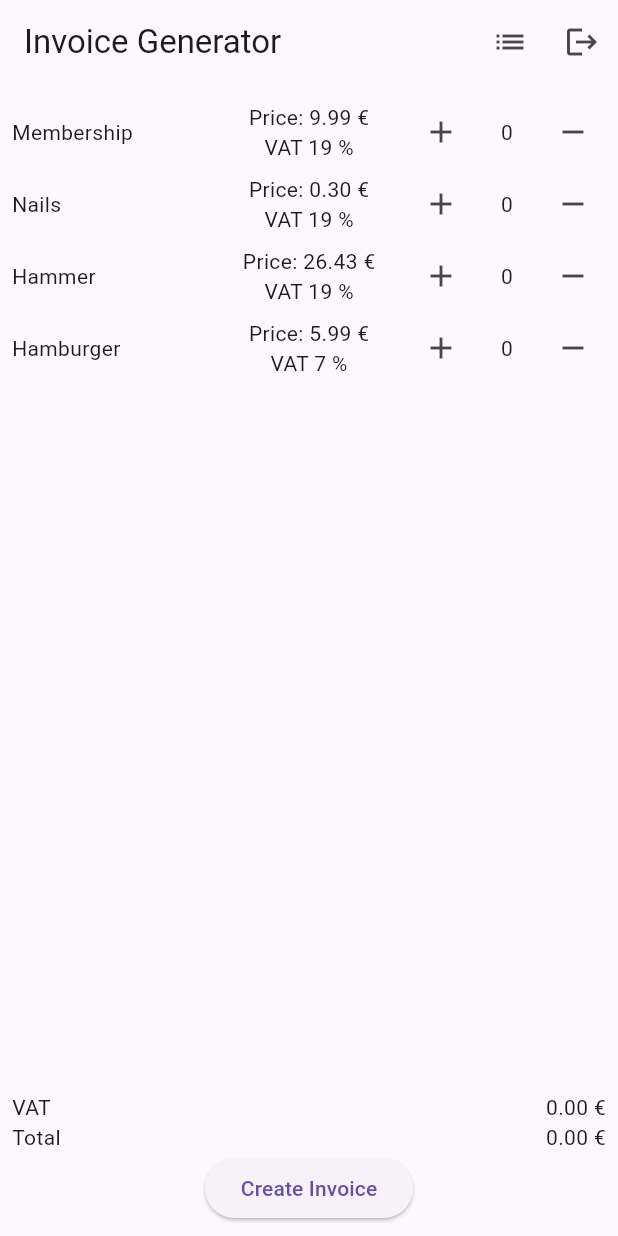
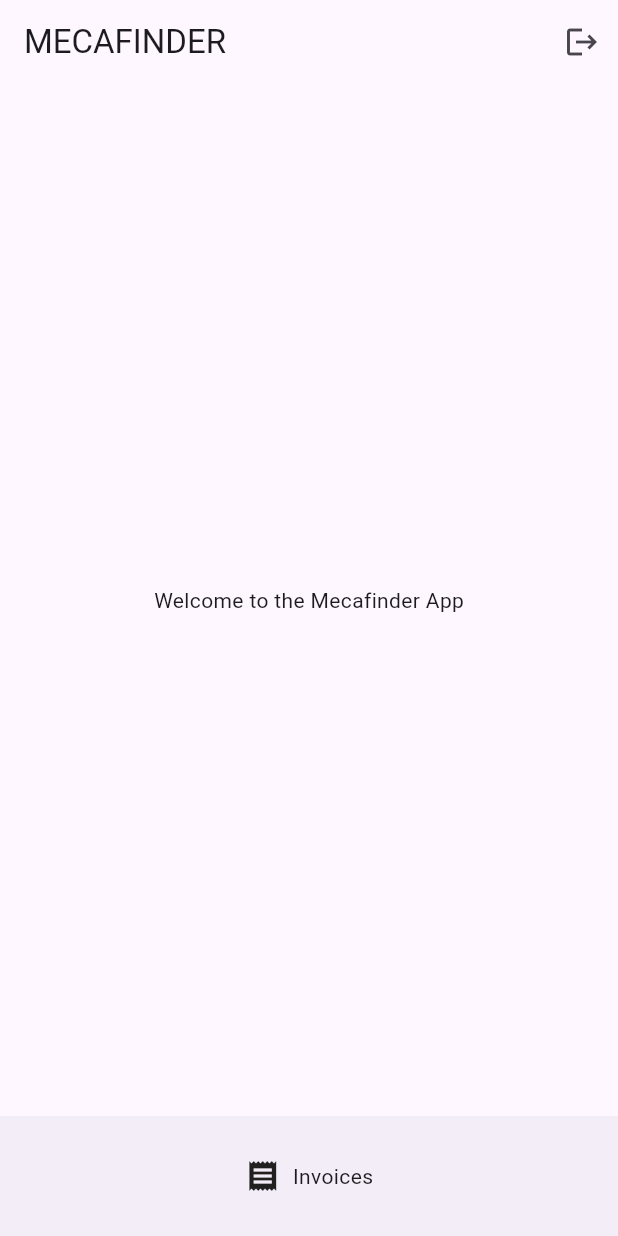
Before and after one commit to SjEDDA95/pdf_in_flutter_andmore, a Flutter app: the HomePage screen opened directly, on a phone screen of 412 x 824 dp. Run offline on Flutter 3.47's test engine with Material 3 defaults, Android fonts, the phone set to English and light mode, and no system bars; our stand-ins replace pdf, shared_preferences; missing offline and left inert: open_document; accounts and stored records are empty.

```diff
--- a/lib/home_page.dart
+++ b/lib/home_page.dart
@@ -1,61 +1,36 @@
 import 'package:flutter/material.dart';
-import 'package:pdf_gen/login_page.dart';
-import 'package:pdf_gen/users_page.dart';
 import 'package:shared_preferences/shared_preferences.dart';
 
-import 'invoice_service.dart';
-import 'model/product.dart';
+import 'invoice_page.dart';
+import 'login_page.dart';
 
-/*
-class MyApp extends StatelessWidget {
-  const MyApp({Key? key}) : super(key: key);
-
-  // This widget is the root of your application.
-  @override
-  Widget build(BuildContext context) {
-    return MaterialApp(
-      title: 'Flutter Demo',
-      theme: ThemeData(
-        primarySwatch: Colors.blue,
-      ),
-      home: const LoginPage(),
-    );
-  }
-}
-*/
 class HomePage extends StatefulWidget {
   const HomePage({Key? key}) : super(key: key);
 
   @override
-  State<HomePage> createState() => _HomePageState();
+  _HomePageState createState() => _HomePageState();
 }
 
 class _HomePageState extends State<HomePage> {
-  final PdfInvoiceService service = PdfInvoiceService();
-  List<Product> products = [
-    Product("Membership", 9.99, 19),
-    Product("Nails", 0.30, 19),
-    Product("Hammer", 26.43, 19),
-    Product("Hamburger", 5.99, 7),
+  int _selectedIndex = 0;
+
+  static const List<Widget> _widgetOptions = <Widget>[
+    Text('Welcome to the Mecafinder App'),
   ];
-  int number = 0;
+
+  void _onItemTapped(int index) {
+    setState(() {
+      _selectedIndex = index;
+      // Since there's only one item, no navigation is needed
+    });
+  }
 
   @override
   Widget build(BuildContext context) {
     return Scaffold(
       appBar: AppBar(
-        title: const Text("Invoice Generator"),
+        title: const Text('MECAFINDER'),
         actions: [
-          IconButton(
-            icon: const Icon(Icons.list),
-            onPressed: () {
-              // Naviguer vers la page des utilisateurs
-              Navigator.push(
-                context,
-                MaterialPageRoute(builder: (context) => const UsersPage()),
-              );
-            },
-          ),
           IconButton(
             icon: const Icon(Icons.logout),
             onPressed: () async {
@@ -68,95 +43,32 @@ class _HomePageState extends State<HomePage> {
           )
         ],
       ),
-      body: Padding(
-        padding: const EdgeInsets.all(8.0),
-        child: Column(
-          crossAxisAlignment: CrossAxisAlignment.center,
-          children: [
-            Expanded(
-              child: ListView.builder(
-                itemBuilder: (context, index) {
-                  final currentProduct = products[index];
-                  return Row(
-                    children: [
-                      Expanded(child: Text(currentProduct.name)),
-                      Expanded(
-                        child: Column(
-                          children: [
-                            Text(
-                                "Price: ${currentProduct.price.toStringAsFixed(2)} €"),
-                            Text(
-                                "VAT ${currentProduct.vatInPercent.toStringAsFixed(0)} %")
-                          ],
-                          crossAxisAlignment: CrossAxisAlignment.center,
-                        ),
-                      ),
-                      Expanded(
-                        child: Row(
-                          children: [
-                            Expanded(
-                              child: IconButton(
-                                onPressed: () {
-                                  setState(() => currentProduct.amount++);
-                                },
-                                icon: const Icon(Icons.add),
-                              ),
-                            ),
-                            Expanded(
-                              child: Text(
-                                currentProduct.amount.toString(),
-                                textAlign: TextAlign.center,
-                              ),
-                            ),
-                            Expanded(
-                              child: IconButton(
-                                onPressed: () {
-                                  setState(() => currentProduct.amount--);
-                                },
-                                icon: const Icon(Icons.remove),
-                              ),
-                            )
-                          ],
-                        ),
-                      )
-                    ],
-                  );
-                },
-                itemCount: products.length,
-              ),
+      body: Center(
+        child: _widgetOptions.elementAt(_selectedIndex),
+      ),
+      bottomNavigationBar: BottomAppBar(
+        child: SizedBox(
+          height: 56, // Standard height for bottom navigation
+          child: InkWell(
+            onTap: () => _navigateToInvoices(context),
+            child: const Row(
+              mainAxisAlignment: MainAxisAlignment.center,
+              children: [
+                Icon(Icons.receipt),
+                const SizedBox(width: 8),
+                const Text('Invoices'),
+              ],
             ),
-            Row(
-              mainAxisAlignment: MainAxisAlignment.spaceBetween,
-              children: [const Text("VAT"), Text("${getVat()} €")],
-            ),
-            Row(
-              mainAxisAlignment: MainAxisAlignment.spaceBetween,
-              children: [const Text("Total"), Text("${getTotal()} €")],
-            ),
-            ElevatedButton(
-              onPressed: () async {
-                final data = await service.createInvoice(products);
-                service.savePdfFile("invoice_$number", data);
-                number++;
-              },
-              child: const Text("Create Invoice"),
-            ),
-          ],
+          ),
         ),
       ),
     );
   }
 
-  getTotal() => products
-      .fold(0.0,
-          (double prev, element) => prev + (element.price * element.amount))
-      .toStringAsFixed(2);
-
-  getVat() => products
-      .fold(
-          0.0,
-          (double prev, element) =>
-              prev +
-              (element.price / 100 * element.vatInPercent * element.amount))
-      .toStringAsFixed(2);
+  void _navigateToInvoices(BuildContext context) {
+    Navigator.push(
+      context,
+      MaterialPageRoute(builder: (context) => const InvoicePage()),
+    );
+  }
 }
--- a/lib/login_page.dart
+++ b/lib/login_page.dart
@@ -1,9 +1,10 @@
 // login_page.dart
 import 'package:flutter/material.dart';
 import 'package:http/http.dart' as http;
+import 'package:pdf_gen/home_page.dart';
 import 'package:pdf_gen/register_page.dart';
 import 'package:shared_preferences/shared_preferences.dart';
-import 'home_page.dart';
+import 'invoice_page.dart';
 import 'main.dart'; // Assurez-vous que c'est le bon chemin
 
 class LoginPage extends StatefulWidget {
--- a/lib/main.dart
+++ b/lib/main.dart
@@ -2,6 +2,7 @@
 import 'package:flutter/material.dart';
 import 'package:shared_preferences/shared_preferences.dart';
 import 'home_page.dart';
+import 'invoice_page.dart';
 import 'login_page.dart';
 
 void main() {
```
Also changed, not shown: lib/invoice_page.dart (added, +162 -0 lines).
